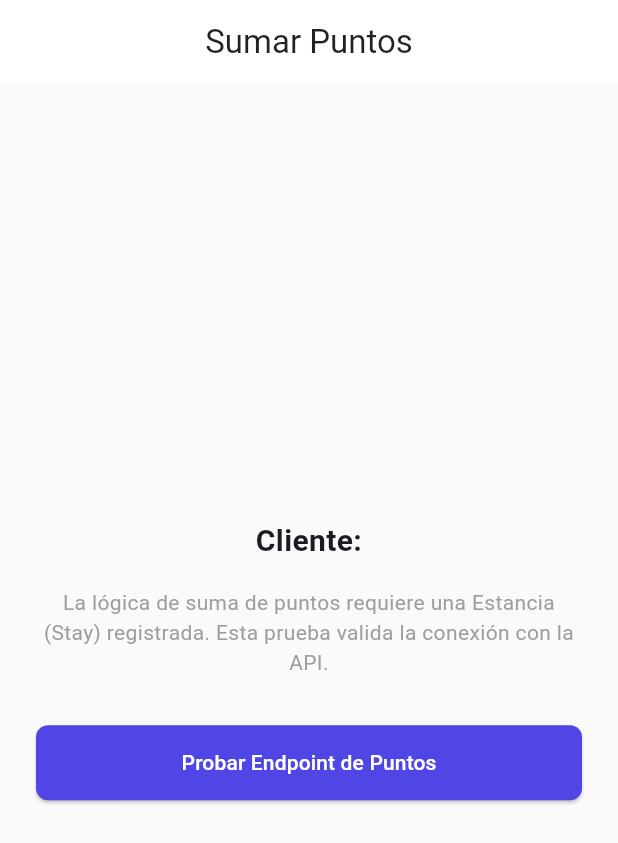
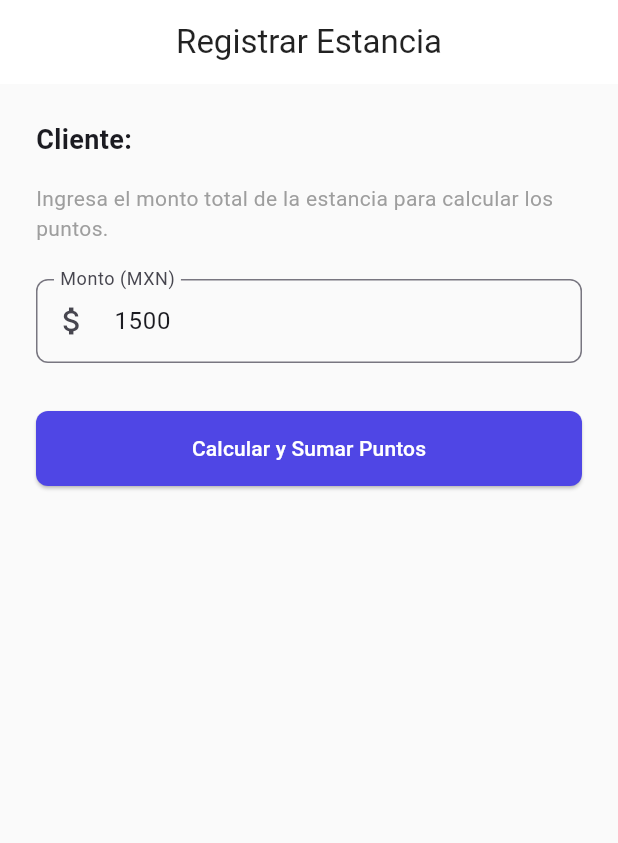
Before and after one commit to rfvaldezv/Loyaltybenefit-App, a Flutter app: the EarnPointsScreen screen opened directly with empty values, on a phone screen of 412 x 824 dp. Shown: the top 843 px of the screen. Run offline on Flutter 3.47's test engine with Material 3 defaults, Android fonts, the phone set to English and light mode, and no system bars; our stand-ins replace dio, flutter_riverpod.

Commit message:
feat: conectar pantalla de importe para registrar estancia y calcular puntos

```diff
--- a/lib/features/dashboard/presentation/earn_points_screen.dart
+++ b/lib/features/dashboard/presentation/earn_points_screen.dart
@@ -4,31 +4,47 @@ import '../../../core/network/api_client.dart';
 
 class EarnPointsScreen extends ConsumerStatefulWidget {
   final String customerName;
-  const EarnPointsScreen({super.key, required this.customerName});
+  final String guestId; // 👈 Recibimos el ID del cliente
+
+  const EarnPointsScreen({
+    super.key,
+    required this.customerName,
+    required this.guestId,
+  });
 
   @override
   ConsumerState<EarnPointsScreen> createState() => _EarnPointsScreenState();
 }
 
 class _EarnPointsScreenState extends ConsumerState<EarnPointsScreen> {
+  final _amountController = TextEditingController(text: '1500'); // Ejemplo: $1500
   bool _isLoading = false;
 
-  Future<void> _sumarPuntos() async {
+  Future<void> _registrarEstancia() async {
+    final amount = double.tryParse(_amountController.text);
+    if (amount == null || amount <= 0) {
+      ScaffoldMessenger.of(context).showSnackBar(
+        const SnackBar(content: Text('Ingresa un monto válido')),
+      );
+      return;
+    }
+
     setState(() => _isLoading = true);
     try {
       final api = ref.read(apiClientProvider);
 
-      // Enviamos IDs de prueba para probar la conexión
-      await api.earnPoints(
-        tenantId: "00000000-0000-0000-0000-000000000000",
-        guestId: "00000000-0000-0000-0000-000000000000",
-        stayId: "00000000-0000-0000-0000-000000000000",
+      // Simulamos el TenantId y StayId para la prueba,
+      // pero el GuestId es el real que trajimos de la pantalla anterior.
+      await api.createStay(
+        tenantId: "6890d5bd-2eb6-4803-9d0b-2af4868b5ccc", // 👈 El ID real de Concept Hotel
+        guestId: widget.guestId,
+        amount: amount,
       );
 
       if (mounted) {
         ScaffoldMessenger.of(context).showSnackBar(
           const SnackBar(
-            content: Text('✅ Petición enviada al backend'),
+            content: Text('✅ Estancia registrada. (El backend calculará los puntos)'),
             backgroundColor: Colors.green,
           ),
         );
@@ -36,13 +52,13 @@ class _EarnPointsScreenState extends ConsumerState<EarnPointsScreen> {
       }
     } catch (e) {
       if (mounted) {
+        // Aquí atraparemos el error de validación del backend
         ScaffoldMessenger.of(context).showSnackBar(
-          const SnackBar(
-            content: Text('✅ La petición llegó al backend (Rechazada por IDs de prueba)'),
+          SnackBar(
+            content: Text('⚠️ $e'),
             backgroundColor: Colors.orange,
           ),
         );
-        Navigator.pop(context);
       }
     } finally {
       if (mounted) setState(() => _isLoading = false);
@@ -52,30 +68,37 @@ class _EarnPointsScreenState extends ConsumerState<EarnPointsScreen> {
   @override
   Widget build(BuildContext context) {
     return Scaffold(
-      appBar: AppBar(title: const Text('Sumar Puntos')),
+      appBar: AppBar(title: const Text('Registrar Estancia')),
       body: Padding(
         padding: const EdgeInsets.all(24.0),
         child: Column(
           crossAxisAlignment: CrossAxisAlignment.stretch,
-          mainAxisAlignment: MainAxisAlignment.center,
           children: [
             Text(
               'Cliente: ${widget.customerName}',
-              textAlign: TextAlign.center,
-              style: const TextStyle(fontSize: 20, fontWeight: FontWeight.bold),
+              style: const TextStyle(fontSize: 18, fontWeight: FontWeight.bold),
             ),
             const SizedBox(height: 16),
             const Text(
-              'La lógica de suma de puntos requiere una Estancia (Stay) registrada. Esta prueba valida la conexión con la API.',
-              textAlign: TextAlign.center,
+              'Ingresa el monto total de la estancia para calcular los puntos.',
               style: TextStyle(color: Colors.grey),
+            ),
+            const SizedBox(height: 24),
+            TextField(
+              controller: _amountController,
+              keyboardType: TextInputType.number,
+              decoration: InputDecoration(
+                labelText: 'Monto (MXN)',
+                prefixIcon: const Icon(Icons.attach_money),
+                border: OutlineInputBorder(borderRadius: BorderRadius.circular(8)),
+              ),
             ),
             const SizedBox(height: 32),
             ElevatedButton(
-              onPressed: _isLoading ? null : _sumarPuntos,
+              onPressed: _isLoading ? null : _registrarEstancia,
               child: _isLoading
                   ? const SizedBox(height: 20, width: 20, child: CircularProgressIndicator(color: Colors.white, strokeWidth: 2))
-                  : const Text('Probar Endpoint de Puntos'),
+                  : const Text('Calcular y Sumar Puntos'),
             ),
           ],
         ),
@@ -83,3 +106,13 @@ class _EarnPointsScreenState extends ConsumerState<EarnPointsScreen> {
     );
   }
 }
+
+// Generador de GUID rápido para la prueba
+class GuidGenerator {
+  static String generate() {
+    return 'xxxxxxxx-xxxx-4xxx-yxxx-xxxxxxxxxxxx'.replaceAllMapped(RegExp(r'[xy]'), (match) {
+      final r = (DateTime.now().microsecondsSinceEpoch % 16).toRadixString(16);
+      return match.group(0) == 'x' ? r : (int.parse(r, radix: 16) & 0x3 | 0x8).toRadixString(16);
+    });
+  }
+}
```
Also changed, not shown: lib/core/network/api_client.dart (+13 -0 lines), lib/features/dashboard/presentation/customer_form_screen.dart (+9 -2 lines).
